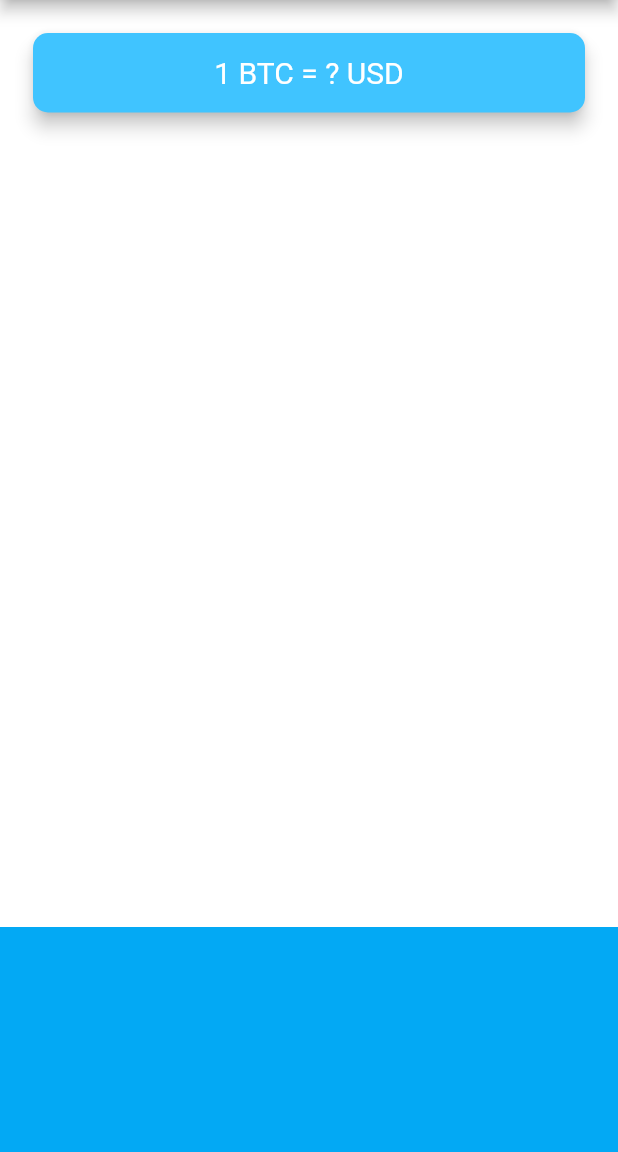
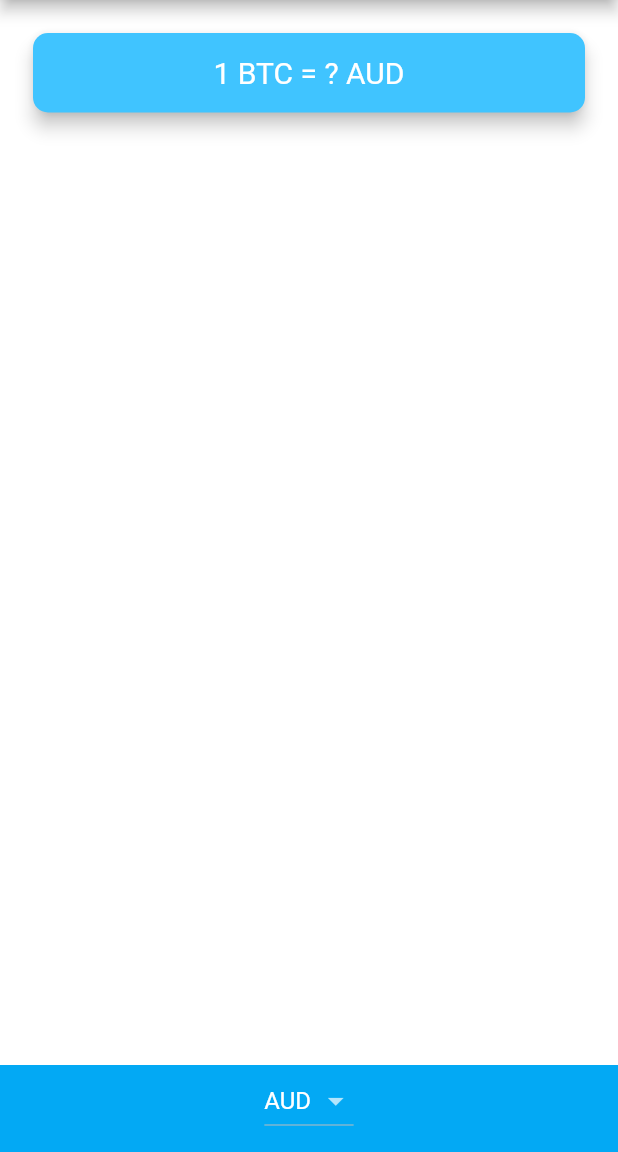
Before and after one commit to PascalJK/bitcoin_ticker, a Flutter app: the screen it shows after launch, on a phone screen of 412 x 824 dp, the part 84-1236 px from its top. Run offline on Flutter 3.47's test engine with Material 2 defaults, Android fonts, the phone set to English and light mode, and no system bars.

Commit message:
- added menu-dropdown

```diff
--- a/lib/price_screen.dart
+++ b/lib/price_screen.dart
@@ -1,3 +1,4 @@
+import 'package:bitcoin_ticker/coin_data.dart';
 import 'package:flutter/material.dart';
 
 class PriceScreen extends StatefulWidget {
@@ -8,6 +9,20 @@ class PriceScreen extends StatefulWidget {
 }
 
 class _PriceScreenState extends State<PriceScreen> {
+  String selectedCurrency = currenciesList.first;
+
+  List<DropdownMenuItem> getDropdownItems() {
+    List<DropdownMenuItem> dropdownItems = [];
+    for (String c in currenciesList) {
+      var item = DropdownMenuItem(
+        value: c,
+        child: Text(c),
+      );
+      dropdownItems.add(item);
+    }
+    return dropdownItems;
+  }
+
   @override
   Widget build(BuildContext context) {
     return Scaffold(
@@ -26,12 +41,13 @@ class _PriceScreenState extends State<PriceScreen> {
               shape: RoundedRectangleBorder(
                 borderRadius: BorderRadius.circular(10.0),
               ),
-              child: const Padding(
-                padding: EdgeInsets.symmetric(vertical: 15.0, horizontal: 28.0),
+              child: Padding(
+                padding: const EdgeInsets.symmetric(
+                    vertical: 15.0, horizontal: 28.0),
                 child: Text(
-                  '1 BTC = ? USD',
+                  '1 BTC = ? $selectedCurrency',
                   textAlign: TextAlign.center,
-                  style: TextStyle(
+                  style: const TextStyle(
                     fontSize: 20.0,
                     color: Colors.white,
                   ),
@@ -40,11 +56,20 @@ class _PriceScreenState extends State<PriceScreen> {
             ),
           ),
           Container(
-            height: 150.0,
             alignment: Alignment.center,
-            padding: const EdgeInsets.only(bottom: 30.0),
+            padding: const EdgeInsets.only(bottom: 10.0),
             color: Colors.lightBlue,
-            child: null,
+            child: DropdownButton(
+              menuMaxHeight: 300,
+              dropdownColor: Colors.lightBlue,
+              value: selectedCurrency,
+              items: getDropdownItems(),
+              onChanged: (value) {
+                setState(() {
+                  selectedCurrency = value;
+                });
+              },
+            ),
           ),
         ],
       ),
```
